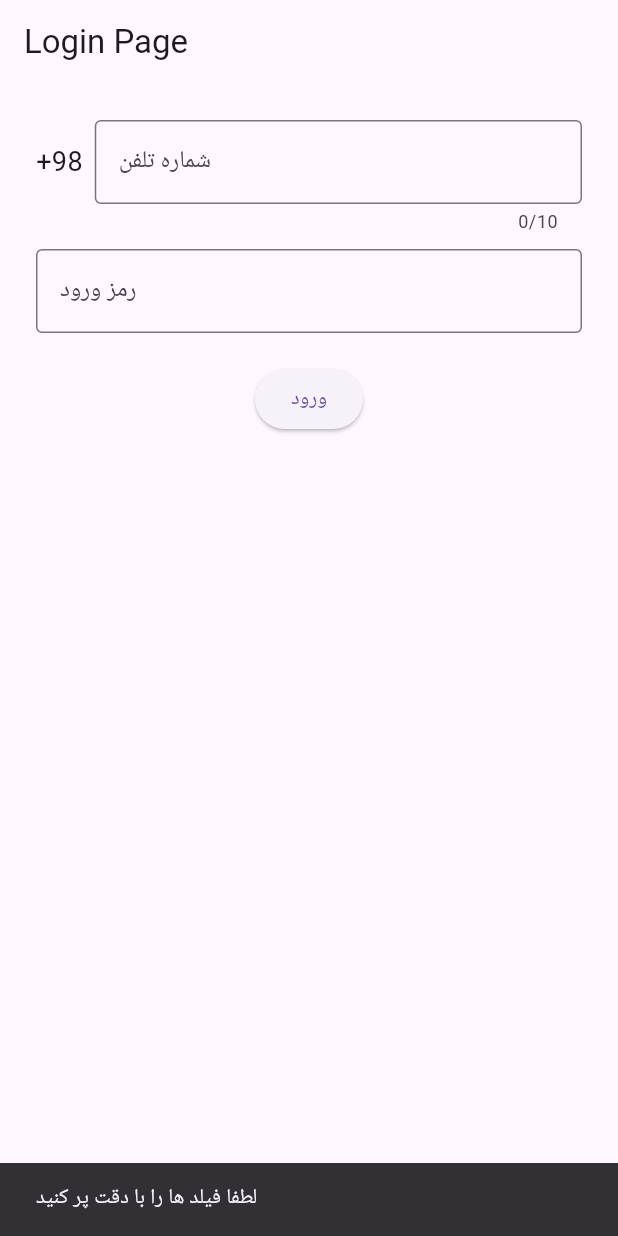
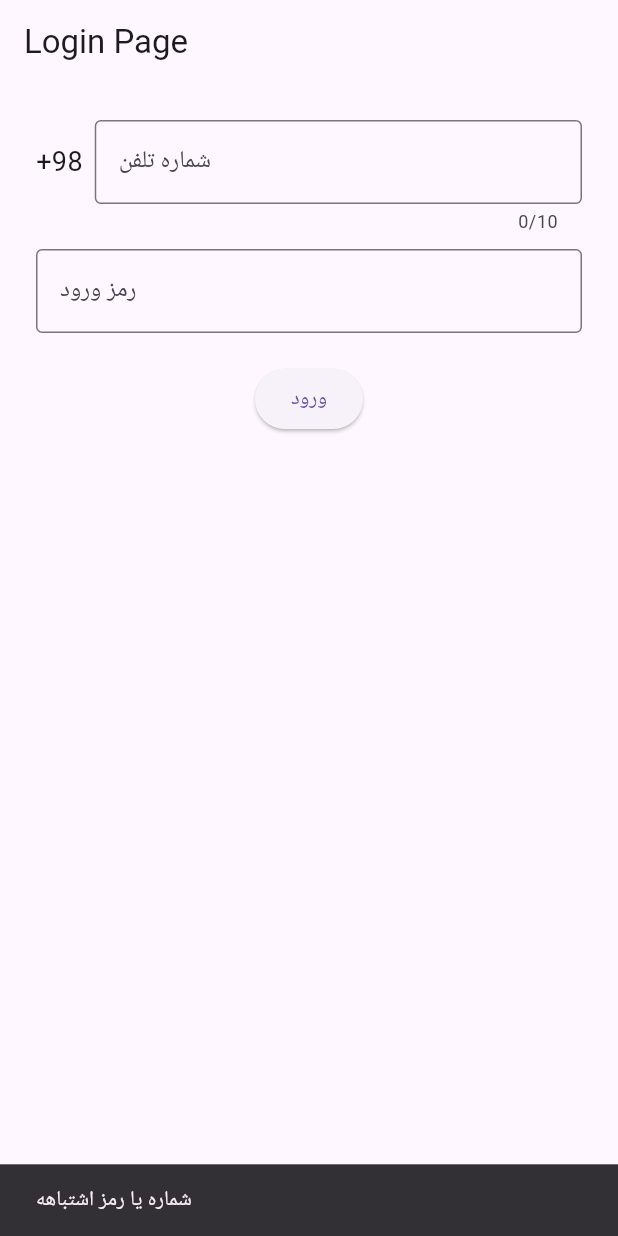
Before and after one commit to AmirAbbasSanaei/flutterProject, a Flutter app: the screen it shows after launch, after a tap on "ورود", on a phone screen of 412 x 824 dp. Run offline on Flutter 3.47's test engine with Material 3 defaults, Android fonts, the phone set to English and light mode, and no system bars; our stand-ins replace flutter_bloc, go_router.

```diff
--- /dev/null
+++ b/lib/auth_bloc.dart
@@ -0,0 +1,50 @@
+import 'package:flutter_bloc/flutter_bloc.dart';
+
+/// --- Events ---
+abstract class AuthEvent {}
+
+class LoginEvent extends AuthEvent {
+  final String phoneNumber;
+  final String password;
+
+  LoginEvent(this.phoneNumber, this.password);
+}
+
+/// --- States ---
+abstract class AuthState {}
+
+class AuthInitial extends AuthState {}
+
+class LogoutEvent extends AuthEvent {}
+
+class AuthLoading extends AuthState {}
+
+class AuthSuccess extends AuthState {
+  final String phoneNumber;
+  AuthSuccess(this.phoneNumber);
+}
+
+class AuthFailure extends AuthState {
+  final String error;
+  AuthFailure(this.error);
+}
+
+/// --- Bloc ---
+class AuthBloc extends Bloc<AuthEvent, AuthState> {
+  AuthBloc() : super(AuthInitial()) {
+    on<LogoutEvent>((event, emit) {
+      emit(AuthInitial());
+    });
+    on<LoginEvent>((event, emit) async {
+      emit(AuthLoading());
+
+      await Future.delayed(Duration(seconds: 1)); // شبیه‌سازی تأخیر ورود
+
+      if (event.phoneNumber.length == 10 && event.password.isNotEmpty) {
+        emit(AuthSuccess(event.phoneNumber));
+      } else {
+        emit(AuthFailure('شماره یا رمز اشتباهه'));
+      }
+    });
+  }
+}
--- a/lib/login.dart
+++ b/lib/login.dart
@@ -1,23 +1,13 @@
 import 'package:flutter/material.dart';
 import 'package:flutter/services.dart';
-import 'package:flutter_application_2/calculator.dart';
+import 'package:flutter_bloc/flutter_bloc.dart';
+import 'package:flutter_application_2/auth_bloc.dart';
+import 'package:flutter_bloc/flutter_bloc.dart';
 import 'package:go_router/go_router.dart';
 
-class LoginPage extends StatefulWidget {
-  @override
-  _LoginPageState createState() => _LoginPageState();
-}
-
-class _LoginPageState extends State<LoginPage> {
+class LoginPage extends StatelessWidget {
   final TextEditingController _phoneNumberController = TextEditingController();
   final TextEditingController _passwordController = TextEditingController();
-
-  @override
-  void dispose() {
-    _phoneNumberController.dispose();
-    _passwordController.dispose();
-    super.dispose();
-  }
 
   @override
   Widget build(BuildContext context) {
@@ -29,20 +19,15 @@ class _LoginPageState extends State<LoginPage> {
           child: FractionallySizedBox(
             alignment: Alignment.center,
             widthFactor: 1,
-            // heightFactor: 0.5,
-            child: Container(
             child: Column(
-                // phone number section
               children: [
                 Row(
                   children: [
-                      // +98
                     Container(
                       padding: EdgeInsets.only(bottom: 20.0),
                       child: Text('+98', style: TextStyle(fontSize: 18)),
                     ),
                     SizedBox(width: 8),
-                      // phoneNumber Input
                     Expanded(
                       child: TextField(
                         controller: _phoneNumberController,
@@ -51,14 +36,13 @@ class _LoginPageState extends State<LoginPage> {
                         inputFormatters: [
                           FilteringTextInputFormatter.allow(
                             RegExp(r'[۰-۹0-9]'),
-                            ), // فقط اعداد فارسی یا انگلیسی
+                          ),
                         ],
                         decoration: InputDecoration(
                           labelText: "شماره تلفن",
                           border: OutlineInputBorder(),
                         ),
                         onChanged: (value) {
-                            // تبدیل اعداد فارسی به انگلیسی
                           String english = value
                               .replaceAll('۰', '0')
                               .replaceAll('۱', '1')
@@ -84,7 +68,6 @@ class _LoginPageState extends State<LoginPage> {
                   ],
                 ),
                 SizedBox(height: 10),
-                  // password section
                 TextField(
                   controller: _passwordController,
                   obscureText: true,
@@ -94,29 +77,43 @@ class _LoginPageState extends State<LoginPage> {
                   ),
                 ),
                 SizedBox(height: 20),
-                  // button
-                  ElevatedButton(
-                    onPressed: () {
-                      // زمانی که دکمه ورود فشرده می‌شود
-                      String phoneNumber = _phoneNumberController.text;
-                      String password = _passwordController.text;
-
-                      if (phoneNumber.isNotEmpty &&
-                          password.isNotEmpty &&
-                          phoneNumber.length == 10) {
+                BlocConsumer<AuthBloc, AuthState>(
+                  listener: (context, state) {
+                    if (state is AuthSuccess) {
+                      ScaffoldMessenger.of(
+                        context,
+                      ).showSnackBar(SnackBar(content: Text('ورود موفق ✅')));
                       context.go('/main-page');
-                      } else {
-                        ScaffoldMessenger.of(context).showSnackBar(
-                          SnackBar(
-                            content: Text('لطفا فیلد ها را با دقت پر کنید'),
-                          ),
-                        );
+                    } else if (state is AuthFailure) {
+                      ScaffoldMessenger.of(
+                        context,
+                      ).showSnackBar(SnackBar(content: Text(state.error)));
                     }
                   },
-                    child: Text('ورود'),
+                  builder: (context, state) {
+                    return ElevatedButton(
+                      onPressed:
+                          state is AuthLoading
+                              ? null
+                              : () {
+                                String phoneNumber =
+                                    _phoneNumberController.text;
+                                String password = _passwordController.text;
+                                context.read<AuthBloc>().add(
+                                  LoginEvent(phoneNumber, password),
+                                );
+                              },
+                      child:
+                          state is AuthLoading
+                              ? CircularProgressIndicator(
+                                color: Colors.white,
+                                strokeWidth: 2,
+                              )
+                              : Text('ورود'),
+                    );
+                  },
                 ),
               ],
-              ),
             ),
           ),
         ),
--- a/lib/main.dart
+++ b/lib/main.dart
@@ -3,10 +3,12 @@ import 'package:flutter_application_2/calculator.dart';
 import 'package:flutter_application_2/login.dart';
 import 'package:flutter_application_2/main_page.dart';
 import 'package:flutter_application_2/setting.dart';
+import 'package:flutter_application_2/auth_bloc.dart';
+import 'package:flutter_bloc/flutter_bloc.dart';
 import 'package:go_router/go_router.dart';
 
-void main() => runApp(const MyApp());
-final GoRouter _router = GoRouter(
+void main() => runApp(BlocProvider(create: (_) => AuthBloc(), child: MyApp()));
+final GoRouter goRouter  = GoRouter(
   initialLocation: '/',
   routes: [
     GoRoute(path: '/', builder: (context, state) => LoginPage()),
@@ -22,6 +24,6 @@ class MyApp extends StatelessWidget {
   @override
   @override
   Widget build(BuildContext context) {
-    return MaterialApp.router(routerConfig: _router);
+    return MaterialApp.router(routerConfig: goRouter);
   }
 }
--- a/lib/main_page.dart
+++ b/lib/main_page.dart
@@ -1,11 +1,19 @@
 import 'package:flutter/material.dart';
 import 'package:go_router/go_router.dart';
+import 'package:flutter_application_2/auth_bloc.dart';
+import 'package:flutter_bloc/flutter_bloc.dart';
 
 class MainPage extends StatelessWidget {
   const MainPage({super.key});
 
   @override
   Widget build(BuildContext context) {
+    final authState = context.watch<AuthBloc>().state;
+
+    String phone = '';
+    if (authState is AuthSuccess) {
+      phone = authState.phoneNumber;
+    }
     return Scaffold(
       appBar: AppBar(
         backgroundColor: const Color.fromARGB(255, 128, 151, 255),
@@ -22,9 +30,17 @@ class MainPage extends StatelessWidget {
               decoration: BoxDecoration(
                 color: const Color.fromARGB(255, 115, 187, 247),
               ),
-              child: Text(
-                'منوی کناری',
-                style: TextStyle(color: Colors.white, fontSize: 24),
+              child: BlocBuilder<AuthBloc, AuthState>(
+                builder: (context, state) {
+                  String phone = '';
+                  if (state is AuthSuccess) {
+                    phone = state.phoneNumber;
+                  }
+                  return Text(
+                    'خوش آمدید, $phone',
+                    style: TextStyle(color: Colors.white, fontSize: 24),
+                  );
+                },
               ),
             ),
             ListTile(
@@ -41,17 +57,19 @@ class MainPage extends StatelessWidget {
                 context.go('/setting');
               },
             ),
+            // خروج
             ListTile(
               leading: Icon(Icons.logout),
               title: Text('خروج'),
               onTap: () {
+                context.read<AuthBloc>().add(LogoutEvent());
                 context.go('/');
               },
             ),
           ],
         ),
       ),
-      body: Text("Main Page"),
+      body: Center(child: Text("خوش آمدید $phone")),
     );
   }
 }
--- a/pubspec.yaml
+++ b/pubspec.yaml
@@ -31,6 +31,7 @@ dependencies:
   flutter:
     sdk: flutter
   go_router: ^6.0.0
+  flutter_bloc: ^8.1.3
   # The following adds the Cupertino Icons font to your application.
   # Use with the CupertinoIcons class for iOS style icons.
   cupertino_icons: ^1.0.8
```
Also changed, not shown: pubspec.lock. Lines whose indentation alone changed are shown as unchanged.
